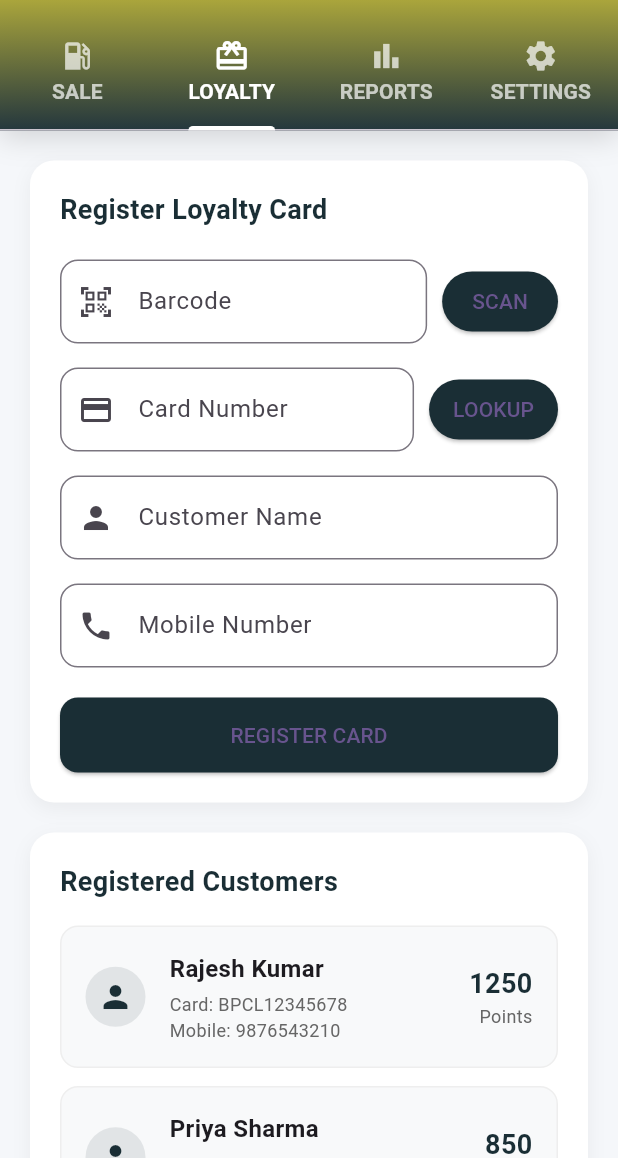
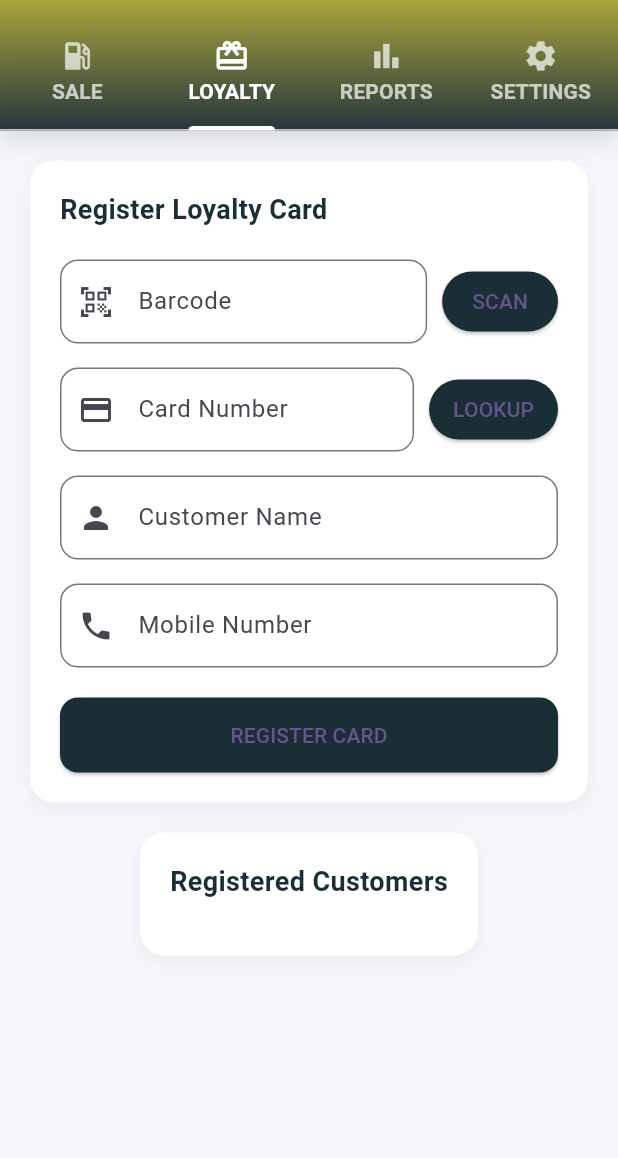
Before and after one commit to namithm70/petrol-pumb-app, a Flutter app: the screen it shows after launch, tab 2 chosen, on a phone screen of 412 x 824 dp, the part 78-1236 px from its top. Run offline on Flutter 3.47's test engine with Material 3 defaults, Android fonts, the phone set to English and light mode, and no system bars; missing offline and left inert: mobile_scanner; accounts and stored records are empty; network calls fail.

Commit message:
Update Flutter form

```diff
--- a/lib/form.dart
+++ b/lib/form.dart
@@ -73,37 +73,14 @@ class _MyFormCardState extends State<MyFormCard> with TickerProviderStateMixin {
   ];
 
   // Redeemable products (Grocery & Trending)
-  List<RedeemableProduct> redeemableProducts = [
-    RedeemableProduct(name: "Coffee 500g", pointsRequired: 250, stock: 30),
-    RedeemableProduct(name: "Tea Bag 100pcs", pointsRequired: 150, stock: 50),
-    RedeemableProduct(name: "Energy Drink", pointsRequired: 100, stock: 40),
-    RedeemableProduct(name: "Snack Pack", pointsRequired: 80, stock: 60),
-    RedeemableProduct(name: "Water Bottle", pointsRequired: 120, stock: 25),
-    RedeemableProduct(name: "Air Freshener", pointsRequired: 90, stock: 35),
-    RedeemableProduct(name: "Premium Pen Set", pointsRequired: 200, stock: 20),
-    RedeemableProduct(name: "Charger Cable", pointsRequired: 300, stock: 15),
-    RedeemableProduct(name: "Phone Stand", pointsRequired: 180, stock: 10),
-    RedeemableProduct(name: "Sunscreen 100ml", pointsRequired: 220, stock: 12),
-  ];
+  List<RedeemableProduct> redeemableProducts = [];
 
   // Push notifications messages
   List<PushNotificationMessage> pushNotifications = [];
 
-  List<Customer> customers = [
-    Customer(name: "Rajesh Kumar", cardNumber: "BPCL12345678", mobile: "9876543210", points: 1250),
-    Customer(name: "Priya Sharma", cardNumber: "BPCL87654321", mobile: "8765432109", points: 850),
-    Customer(name: "Amit Patel", cardNumber: "BPCL98765432", mobile: "7654321098", points: 2100),
-    Customer(name: "Sneha Reddy", cardNumber: "BPCL45678901", mobile: "6543210987", points: 450),
-    Customer(name: "Vikram Singh", cardNumber: "BPCL23456789", mobile: "9432109876", points: 1800),
-  ];
-
-  List<SaleRecord> salesRecords = [
-    SaleRecord(product: "Petrol", units: 10, amount: 1000, purchaseCost: 900, customer: "Rajesh Kumar", date: DateTime.now().subtract(Duration(days: 1)), pointsEarned: 10),
-    SaleRecord(product: "Diesel", units: 15, amount: 1350, purchaseCost: 1200, customer: "Priya Sharma", date: DateTime.now().subtract(Duration(days: 2)), pointsEarned: 15),
-    SaleRecord(product: "Engine Oil", units: 2, amount: 1000, purchaseCost: 800, customer: "Amit Patel", date: DateTime.now().subtract(Duration(days: 3)), pointsEarned: 4),
-    SaleRecord(product: "Petrol", units: 5, amount: 500, purchaseCost: 450, customer: "Rajesh Kumar", date: DateTime.now().subtract(Duration(days: 4)), pointsEarned: 5),
-    SaleRecord(product: "Diesel", units: 8, amount: 720, purchaseCost: 640, customer: "Priya Sharma", date: DateTime.now().subtract(Duration(days: 5)), pointsEarned: 8),
-  ];
+  List<Customer> customers = [];
+
+  List<SaleRecord> salesRecords = [];
 
   // Points settings
   Map<String, int> pointsSettings = {
@@ -2159,7 +2136,14 @@ class _MyFormCardState extends State<MyFormCard> with TickerProviderStateMixin {
                         controller: _reportsTabController,
                         children: [
                           // Sales Report
-                          ListView.builder(
+                          salesRecords.isEmpty
+                              ? const Center(
+                                  child: Text(
+                                    "No sales data yet.",
+                                    style: TextStyle(color: Color(0xFF666666)),
+                                  ),
+                                )
+                              : ListView.builder(
                                   padding: const EdgeInsets.all(20),
                                   itemCount: salesRecords.length,
                                   itemBuilder: (context, index) {
@@ -2168,7 +2152,14 @@ class _MyFormCardState extends State<MyFormCard> with TickerProviderStateMixin {
                                 ),
 
                           // Profit Report
-                          SingleChildScrollView(
+                          salesRecords.isEmpty
+                              ? const Center(
+                                  child: Text(
+                                    "No profit data yet.",
+                                    style: TextStyle(color: Color(0xFF666666)),
+                                  ),
+                                )
+                              : SingleChildScrollView(
                                   padding: const EdgeInsets.all(20),
                                   child: Column(
                                     children: [
@@ -2306,11 +2297,40 @@ class _MyFormCardState extends State<MyFormCard> with TickerProviderStateMixin {
                                 ),
 
                           // Stock Report
-                          ListView.builder(
+                          products.isEmpty
+                              ? const Center(
+                                  child: Text(
+                                    "No stock data yet.",
+                                    style: TextStyle(color: Color(0xFF666666)),
+                                  ),
+                                )
+                              : ListView.builder(
                                   padding: const EdgeInsets.all(20),
                                   itemCount: products.length,
                                   itemBuilder: (context, index) {
                                     return _buildStockCard(products[index]);
+                                  },
+                                ),
+
+                          // Loyalty Report
+                          customers.isEmpty
+                              ? const Center(
+                                  child: Text(
+                                    "No loyalty data yet.",
+                                    style: TextStyle(color: Color(0xFF666666)),
+                                  ),
+                                )
+                              : Builder(
+                                  builder: (context) {
+                                    final sortedCustomers = [...customers]
+                                      ..sort((a, b) => b.points.compareTo(a.points));
+                                    return ListView.builder(
+                                      padding: const EdgeInsets.all(20),
+                                      itemCount: sortedCustomers.length,
+                                      itemBuilder: (context, index) {
+                                        return _buildCustomerCard(sortedCustomers[index]);
+                                      },
+                                    );
                                   },
                                 ),
                         ],
```
Lines whose indentation alone changed are shown as unchanged.
